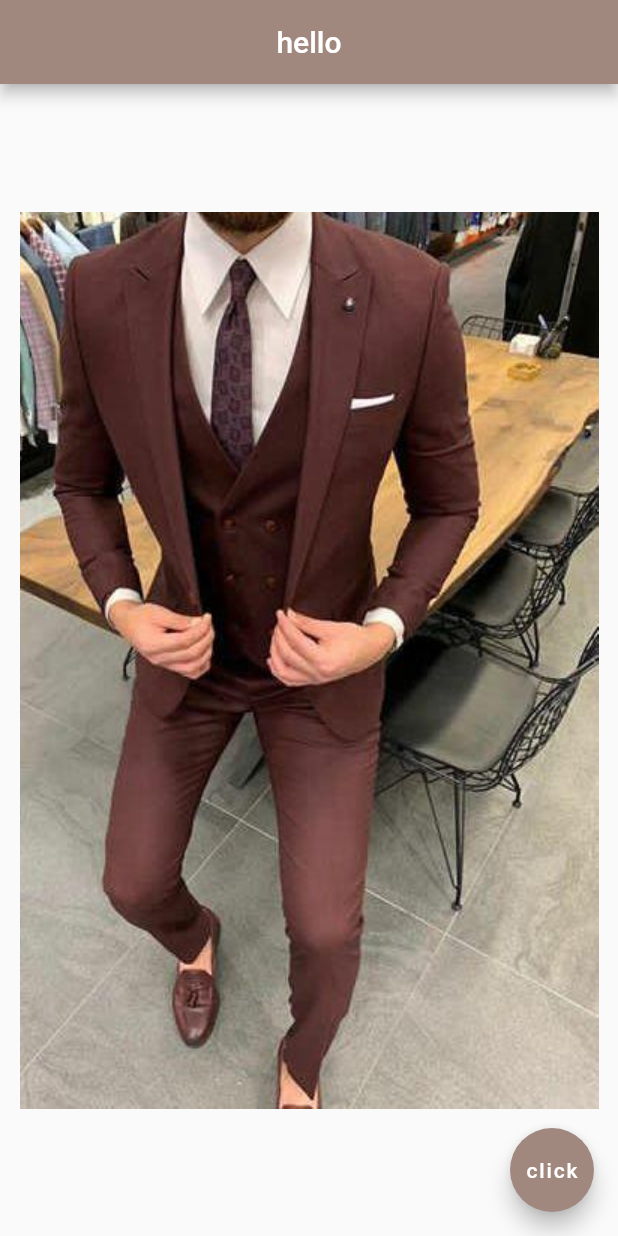
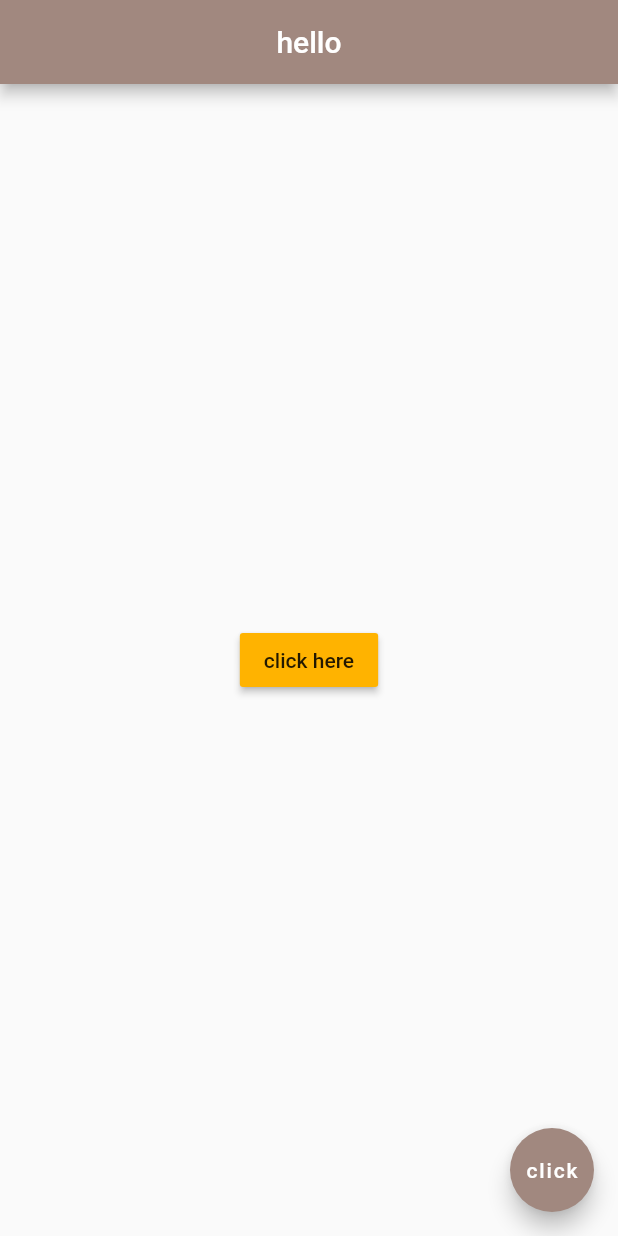
Before and after one commit to Mohammed-Benotmane/Flutter-Tutorial, a Flutter app: the screen it shows after launch, on a phone screen of 412 x 824 dp. Run offline on Flutter 3.47's test engine with Material 2 defaults, Android fonts, the phone set to English and light mode, and no system bars.

Commit message:
add button

```diff
--- a/lib/main.dart
+++ b/lib/main.dart
@@ -14,8 +14,12 @@ class Home extends StatelessWidget {
         backgroundColor: Colors.brown[300],
       ),
       body: Center(
-        child: Image(
-          image: AssetImage('assets/costume2.jpg'),
+        child: RaisedButton(
+          onPressed: (){
+            print('you clicked me');
+          },
+          child: Text('click here'),
+          color: Colors.amber[600],
         ),
       ),
       floatingActionButton: FloatingActionButton(
```
